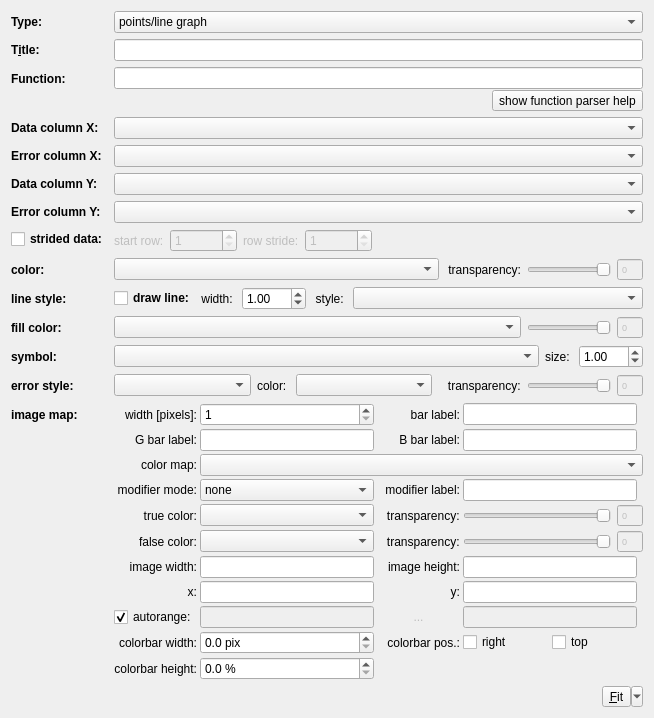
This is plugins/table/qftablegraphsettings.ui in jkriege2/QuickFit3 as Qt 5 draws it before an edit. The edited form follows.
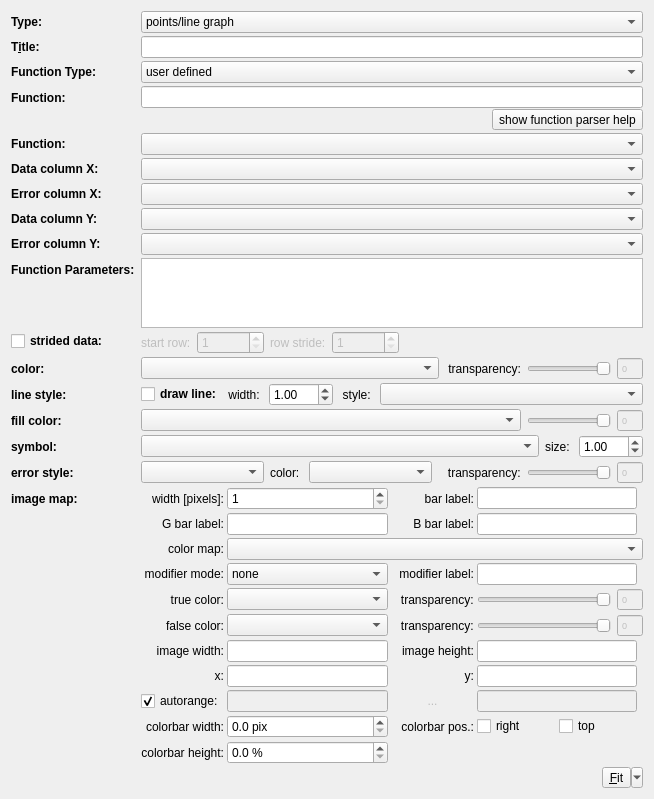
This is the edited form. Icons and pictures are not drawn. Custom widgets are drawn as their Qt base class.

Commit message: QuickFit3/table: added several new possibilities to function plot.

Diff of the .ui file:
```diff
--- a/plugins/table/qftablegraphsettings.ui
+++ b/plugins/table/qftablegraphsettings.ui
@@ -7,7 +7,7 @@
     <x>0</x>
     <y>0</y>
     <width>654</width>
-    <height>644</height>
+    <height>740</height>
    </rect>
   </property>
   <property name="windowTitle">
@@ -17,6 +17,9 @@
    <property name="fieldGrowthPolicy">
     <enum>QFormLayout::AllNonFixedFieldsGrow</enum>
    </property>
+   <property name="verticalSpacing">
+    <number>3</number>
+   </property>
    <item row="0" column="0">
     <widget class="QLabel" name="labType">
      <property name="font">
@@ -192,7 +195,7 @@
      </property>
     </widget>
    </item>
-   <item row="2" column="0">
+   <item row="3" column="0">
     <widget class="QLabel" name="labFuction">
      <property name="font">
       <font>
@@ -208,7 +211,7 @@
      </property>
     </widget>
    </item>
-   <item row="2" column="1">
+   <item row="3" column="1">
     <widget class="QWidget" name="widFunction" native="true">
      <layout class="QGridLayout" name="gridLayout_2">
       <property name="margin">
@@ -218,7 +221,11 @@
        <number>1</number>
       </property>
       <item row="0" column="0" colspan="2">
-       <widget class="QLineEdit" name="edtFunction"/>
+       <widget class="QLineEdit" name="edtFunction">
+        <property name="text">
+         <string/>
+        </property>
+       </widget>
       </item>
       <item row="1" column="1">
        <widget class="QToolButton" name="btnFunctionHelp">
@@ -244,7 +251,7 @@
      </layout>
     </widget>
    </item>
-   <item row="3" column="0">
+   <item row="5" column="0">
     <widget class="QLabel" name="labDataX">
      <property name="font">
       <font>
@@ -260,7 +267,7 @@
      </property>
     </widget>
    </item>
-   <item row="3" column="1">
+   <item row="5" column="1">
     <widget class="QComboBox" name="cmbLinesXData">
      <property name="sizePolicy">
       <sizepolicy hsizetype="MinimumExpanding" vsizetype="Fixed">
@@ -276,7 +283,7 @@
      </property>
     </widget>
    </item>
-   <item row="4" column="0">
+   <item row="6" column="0">
     <widget class="QLabel" name="labErrorX">
      <property name="font">
       <font>
@@ -292,7 +299,7 @@
      </property>
     </widget>
    </item>
-   <item row="4" column="1">
+   <item row="6" column="1">
     <widget class="QComboBox" name="cmbLinesXError">
      <property name="sizePolicy">
       <sizepolicy hsizetype="MinimumExpanding" vsizetype="Fixed">
@@ -308,7 +315,7 @@
      </property>
     </widget>
    </item>
-   <item row="5" column="0">
+   <item row="7" column="0">
     <widget class="QLabel" name="labDataY">
      <property name="font">
       <font>
@@ -324,7 +331,7 @@
      </property>
     </widget>
    </item>
-   <item row="5" column="1">
+   <item row="7" column="1">
     <widget class="QComboBox" name="cmbLinesYData">
      <property name="sizePolicy">
       <sizepolicy hsizetype="MinimumExpanding" vsizetype="Fixed">
@@ -340,7 +347,7 @@
      </property>
     </widget>
    </item>
-   <item row="6" column="0">
+   <item row="8" column="0">
     <widget class="QLabel" name="labErrorY">
      <property name="font">
       <font>
@@ -356,7 +363,7 @@
      </property>
     </widget>
    </item>
-   <item row="6" column="1">
+   <item row="8" column="1">
     <widget class="QComboBox" name="cmbLinesYError">
      <property name="sizePolicy">
       <sizepolicy hsizetype="MinimumExpanding" vsizetype="Fixed">
@@ -372,7 +379,7 @@
      </property>
     </widget>
    </item>
-   <item row="7" column="0">
+   <item row="10" column="0">
     <widget class="QCheckBox" name="chkSTrided">
      <property name="font">
       <font>
@@ -385,7 +392,7 @@
      </property>
     </widget>
    </item>
-   <item row="7" column="1">
+   <item row="10" column="1">
     <widget class="QWidget" name="widStride" native="true">
      <property name="enabled">
       <bool>false</bool>
@@ -444,7 +451,7 @@
      </layout>
     </widget>
    </item>
-   <item row="8" column="0">
+   <item row="11" column="0">
     <widget class="QLabel" name="labColor">
      <property name="font">
       <font>
@@ -460,7 +467,7 @@
      </property>
     </widget>
    </item>
-   <item row="8" column="1">
+   <item row="11" column="1">
     <widget class="QWidget" name="widColor" native="true">
      <layout class="QHBoxLayout" name="horizontalLayout_17" stretch="1,0,0,0">
       <property name="margin">
@@ -553,7 +560,7 @@
      </layout>
     </widget>
    </item>
-   <item row="9" column="0">
+   <item row="12" column="0">
     <widget class="QLabel" name="labLinestyle">
      <property name="font">
       <font>
@@ -569,7 +576,7 @@
      </property>
     </widget>
    </item>
-   <item row="9" column="1">
+   <item row="12" column="1">
     <widget class="QWidget" name="widLineStyle" native="true">
      <layout class="QGridLayout" name="gridLayout_4" columnstretch="0,0,0,0,0,0">
       <property name="margin">
@@ -646,7 +653,7 @@
      </layout>
     </widget>
    </item>
-   <item row="10" column="0">
+   <item row="13" column="0">
     <widget class="QLabel" name="labFillColor">
      <property name="font">
       <font>
@@ -662,7 +669,7 @@
      </property>
     </widget>
    </item>
-   <item row="10" column="1">
+   <item row="13" column="1">
     <widget class="QWidget" name="widFillColor" native="true">
      <layout class="QHBoxLayout" name="horizontalLayout_16" stretch="1,0,0">
       <property name="margin">
@@ -745,7 +752,7 @@
      </layout>
     </widget>
    </item>
-   <item row="11" column="0">
+   <item row="14" column="0">
     <widget class="QLabel" name="labSymbol">
      <property name="font">
       <font>
@@ -761,7 +768,7 @@
      </property>
     </widget>
    </item>
-   <item row="11" column="1">
+   <item row="14" column="1">
     <widget class="QWidget" name="widSymbol" native="true">
      <layout class="QHBoxLayout" name="horizontalLayout_22" stretch="1,0,0">
       <property name="margin">
@@ -812,7 +819,7 @@
      </layout>
     </widget>
    </item>
-   <item row="12" column="0">
+   <item row="15" column="0">
     <widget class="QLabel" name="labErrorStyle">
      <property name="font">
       <font>
@@ -828,7 +835,7 @@
      </property>
     </widget>
    </item>
-   <item row="12" column="1">
+   <item row="15" column="1">
     <widget class="QWidget" name="widErrorStyle" native="true">
      <layout class="QHBoxLayout" name="horizontalLayout_14" stretch="1,0,1,0,0,0">
       <property name="margin">
@@ -941,7 +948,7 @@
      </layout>
     </widget>
    </item>
-   <item row="13" column="0">
+   <item row="16" column="0">
     <widget class="QLabel" name="labImage">
      <property name="font">
       <font>
@@ -957,7 +964,7 @@
      </property>
     </widget>
    </item>
-   <item row="13" column="1">
+   <item row="16" column="1">
     <widget class="QWidget" name="widImage" native="true">
      <layout class="QGridLayout" name="gridLayout_5" rowminimumheight="0,0,0,0,0,0,0,0,0,0,0">
       <property name="margin">
@@ -1538,7 +1545,7 @@
      </layout>
     </widget>
    </item>
-   <item row="15" column="1">
+   <item row="18" column="1">
     <layout class="QHBoxLayout" name="horizontalLayout">
      <item>
       <spacer name="horizontalSpacer">
@@ -1568,6 +1575,89 @@
      </item>
     </layout>
    </item>
+   <item row="2" column="0">
+    <widget class="QLabel" name="labFuctionType">
+     <property name="font">
+      <font>
+       <weight>75</weight>
+       <bold>true</bold>
+      </font>
+     </property>
+     <property name="text">
+      <string>Function Type:</string>
+     </property>
+     <property name="buddy">
+      <cstring>edtFunction</cstring>
+     </property>
+    </widget>
+   </item>
+   <item row="2" column="1">
+    <widget class="QComboBox" name="cmbFunctionType">
+     <item>
+      <property name="text">
+       <string>user defined</string>
+      </property>
+     </item>
+     <item>
+      <property name="text">
+       <string>polynomial</string>
+      </property>
+     </item>
+     <item>
+      <property name="text">
+       <string>exponential</string>
+      </property>
+     </item>
+     <item>
+      <property name="text">
+       <string>power law</string>
+      </property>
+     </item>
+     <item>
+      <property name="text">
+       <string>internal fit function</string>
+      </property>
+     </item>
+    </widget>
+   </item>
+   <item row="4" column="0">
+    <widget class="QLabel" name="labQFFitFuction">
+     <property name="font">
+      <font>
+       <weight>75</weight>
+       <bold>true</bold>
+      </font>
+     </property>
+     <property name="text">
+      <string>Function:</string>
+     </property>
+     <property name="buddy">
+      <cstring>edtFunction</cstring>
+     </property>
+    </widget>
+   </item>
+   <item row="4" column="1">
+    <widget class="QFFitFunctionComboBox" name="cmbQFFitFunction"/>
+   </item>
+   <item row="9" column="0">
+    <widget class="QLabel" name="labFuctionParameters">
+     <property name="font">
+      <font>
+       <weight>75</weight>
+       <bold>true</bold>
+      </font>
+     </property>
+     <property name="text">
+      <string>Function Parameters:</string>
+     </property>
+     <property name="buddy">
+      <cstring>edtFunction</cstring>
+     </property>
+    </widget>
+   </item>
+   <item row="9" column="1">
+    <widget class="QTableView" name="tabFunctionParameters"/>
+   </item>
   </layout>
  </widget>
  <customwidgets>
@@ -1604,6 +1694,11 @@
    <extends>QComboBox</extends>
    <header>jkqtpimageelements.h</header>
   </customwidget>
+  <customwidget>
+   <class>QFFitFunctionComboBox</class>
+   <extends>QComboBox</extends>
+   <header>qffitfunctioncombobox.h</header>
+  </customwidget>
  </customwidgets>
  <resources>
   <include location="../../lib/lib.qrc"/>
```
The commit also changes 19 other files.
